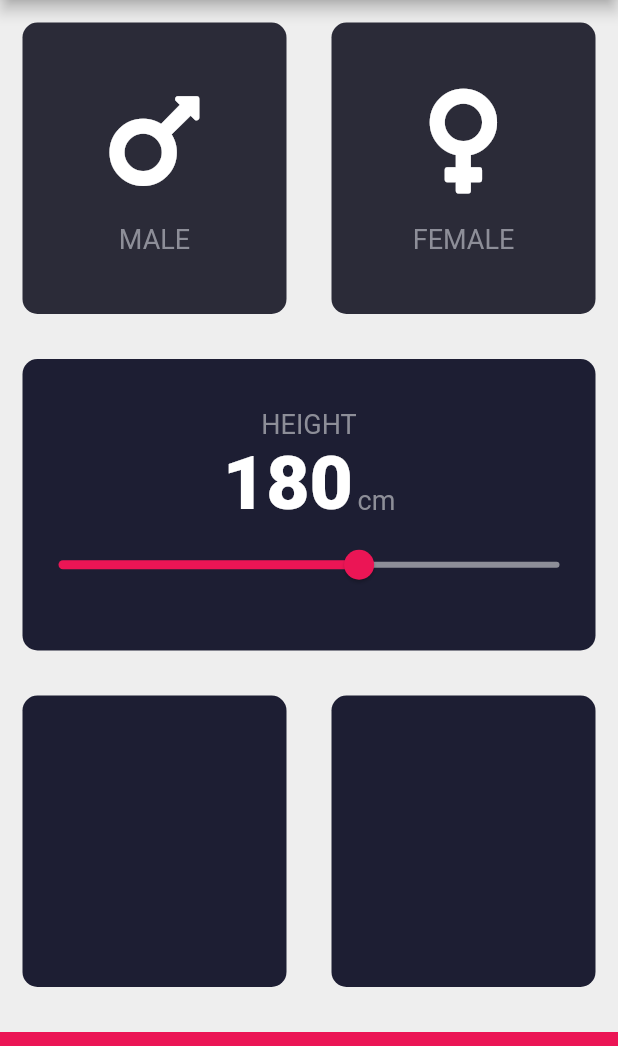
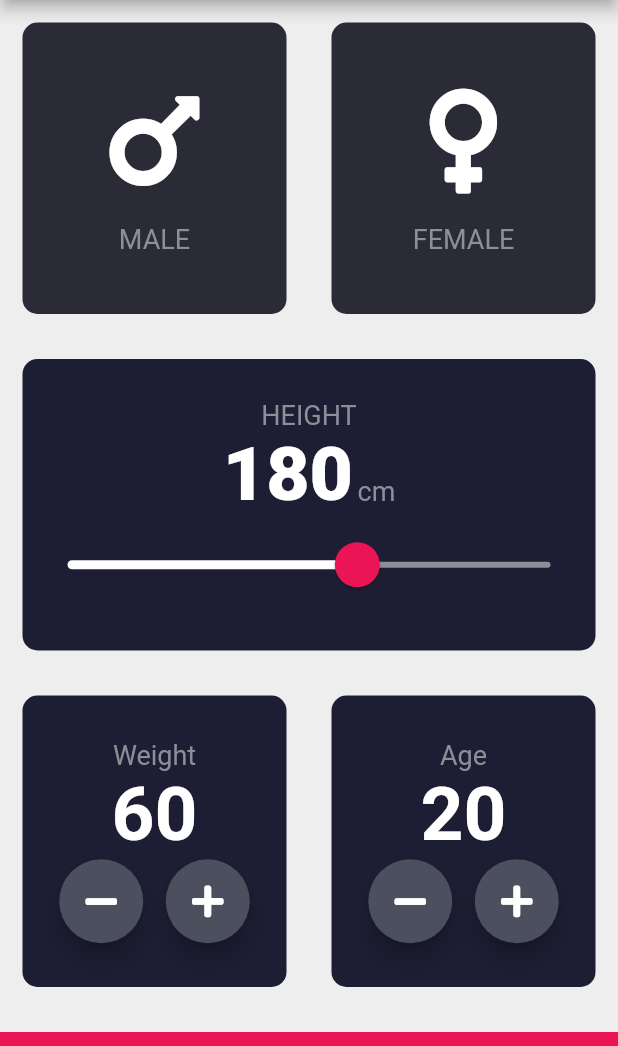
Before and after one commit to Miskat-UL/BMI_app_Flutter, a Flutter app: the screen it shows after launch, on a phone screen of 412 x 824 dp, the part 84-1130 px from its top. Run offline on Flutter 3.47's test engine with Material 2 defaults, Android fonts, the phone set to English and light mode, and no system bars; our stand-ins replace font_awesome_flutter.

Commit message:
upP Again

```diff
--- a/lib/input_file.dart
+++ b/lib/input_file.dart
@@ -19,6 +19,8 @@ class _InputPageState extends State<InputPage> {
   // Color femaleCardColor = inactiveCardColor;
   G selectedGender;
   int height = 180;
+  int weight = 60;
+  int age = 20;
   // // gender--> 1 == male, 2 == female
 
   // void updateColor(G gender) {
@@ -118,8 +120,6 @@ class _InputPageState extends State<InputPage> {
                     value: height.toDouble(),
                     min: 120.0,
                     max: 220.0,
-                    activeColor: Color(0xFFEB1555),
-                    inactiveColor: Color(0x1FF8D8E98),
                     onChanged: (double newValue) {
                       setState(() {
                         height = newValue.round();
@@ -136,11 +136,109 @@ class _InputPageState extends State<InputPage> {
                 Expanded(
                   child: ReuseableCard(
                     colour: kAllColorProp,
+                    cardChlid: Column(
+                      mainAxisAlignment: MainAxisAlignment.center,
+                      children: [
+                        Text(
+                          'Weight',
+                          style: kLabelTextStyle,
+                        ),
+                        Text(
+                          weight.toString(),
+                          style: TextStyle(
+                            color: Colors.white,
+                            fontSize: 50.0,
+                            fontWeight: FontWeight.bold,
+                          ),
+                        ),
+                        Row(
+                          mainAxisAlignment: MainAxisAlignment.center,
+                          children: [
+                            // FloatingActionButton(
+                            //   backgroundColor: Colors.grey,
+                            //   child: Icon(
+                            //     Icons.add,
+                            //     color: Colors.white,
+                            //   ),
+                            // ),
+
+                            RoundIconButton(
+                              pressed: () {
+                                setState(() {
+                                  weight--;
+                                });
+                              },
+                              icon: FontAwesomeIcons.minus,
+                            ),
+                            SizedBox(
+                              width: 15.0,
+                            ),
+                            RoundIconButton(
+                              pressed: () {
+                                setState(() {
+                                  weight++;
+                                });
+                              },
+                              icon: FontAwesomeIcons.plus,
+                            )
+                          ],
+                        )
+                      ],
+                    ),
                   ),
                 ),
                 Expanded(
                   child: ReuseableCard(
                     colour: kAllColorProp,
+                    cardChlid: Column(
+                      mainAxisAlignment: MainAxisAlignment.center,
+                      children: [
+                        Text(
+                          'Age',
+                          style: kLabelTextStyle,
+                        ),
+                        Text(
+                          age.toString(),
+                          style: TextStyle(
+                            color: Colors.white,
+                            fontSize: 50.0,
+                            fontWeight: FontWeight.bold,
+                          ),
+                        ),
+                        Row(
+                          mainAxisAlignment: MainAxisAlignment.center,
+                          children: [
+                            // FloatingActionButton(
+                            //   backgroundColor: Colors.grey,
+                            //   child: Icon(
+                            //     Icons.add,
+                            //     color: Colors.white,
+                            //   ),
+                            // ),
+
+                            RoundIconButton(
+                              pressed: () {
+                                setState(() {
+                                  age--;
+                                });
+                              },
+                              icon: FontAwesomeIcons.minus,
+                            ),
+                            SizedBox(
+                              width: 15.0,
+                            ),
+                            RoundIconButton(
+                              pressed: () {
+                                setState(() {
+                                  age++;
+                                });
+                              },
+                              icon: FontAwesomeIcons.plus,
+                            )
+                          ],
+                        ),
+                      ],
+                    ),
                   ),
                 ),
               ],
@@ -158,6 +256,26 @@ class _InputPageState extends State<InputPage> {
   }
 }
 
+class RoundIconButton extends StatelessWidget {
+  RoundIconButton({this.icon, this.pressed});
+
+  final IconData icon;
+  final Function pressed;
+  @override
+  Widget build(BuildContext context) {
+    return RawMaterialButton(
+      onPressed: pressed,
+      child: Icon(icon),
+      constraints: BoxConstraints.tightFor(
+        width: 56.0,
+        height: 56.0,
+      ),
+      elevation: 6.0,
+      shape: CircleBorder(),
+      fillColor: Color(0xFF4C4F5E),
+    );
+  }
+}
 // Container(
 //         margin: EdgeInsets.all(15.0),
 //         height: 200.0,
--- a/lib/main.dart
+++ b/lib/main.dart
@@ -10,6 +10,14 @@ class BMICalculator extends StatelessWidget {
   Widget build(BuildContext context) {
     return MaterialApp(
       theme: ThemeData.dark().copyWith(
+        sliderTheme: SliderTheme.of(context).copyWith(
+          activeTrackColor: Colors.white,
+          inactiveTrackColor: Color(0x1FF8D8E98),
+          thumbColor: Color(0xFFEB1555),
+          overlayColor: Color(0x29EB1555),
+          thumbShape: RoundSliderThumbShape(enabledThumbRadius: 15.0),
+          overlayShape: RoundSliderOverlayShape(overlayRadius: 30.0),
+        ),
         primaryColor: Color(0xFF0A0E21),
         scaffoldBackgroundColor: Color(0xFFEEEEEE),
       ),
```
